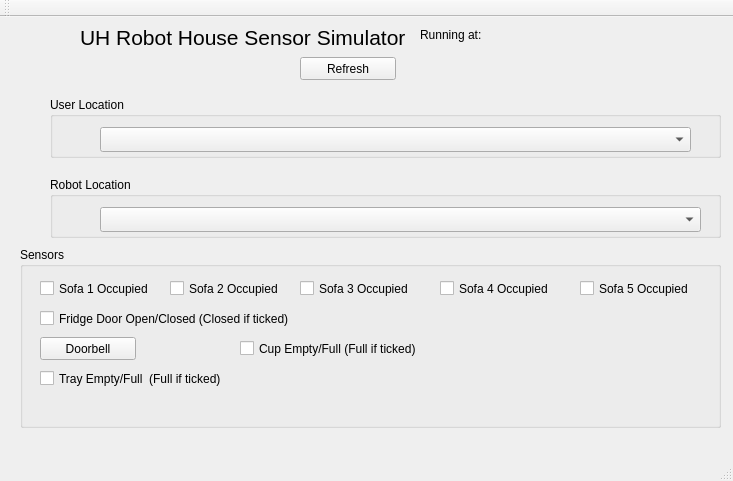
Old version of the form SensorSim-UH/mainwindow.ui in the repository uh-klk/accompany.
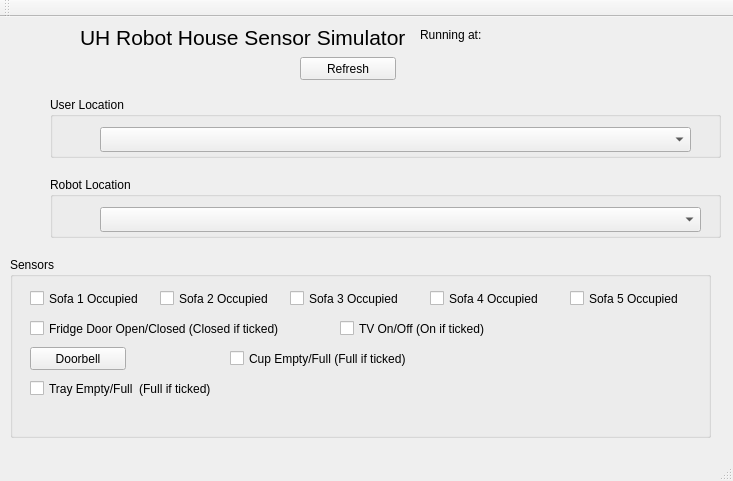
New version of the form.

```diff
--- a/SensorSim-UH/mainwindow.ui
+++ b/SensorSim-UH/mainwindow.ui
@@ -17,8 +17,8 @@
    <widget class="QGroupBox" name="groupBox_2">
     <property name="geometry">
      <rect>
-      <x>20</x>
-      <y>230</y>
+      <x>10</x>
+      <y>240</y>
       <width>701</width>
       <height>181</height>
      </rect>
@@ -143,6 +143,19 @@
       <string>Sofa 5 Occupied</string>
      </property>
     </widget>
+    <widget class="QCheckBox" name="TVCheckBox">
+     <property name="geometry">
+      <rect>
+       <x>330</x>
+       <y>60</y>
+       <width>181</width>
+       <height>23</height>
+      </rect>
+     </property>
+     <property name="text">
+      <string>TV On/Off (On if ticked)</string>
+     </property>
+    </widget>
    </widget>
    <widget class="QGroupBox" name="groupBox_9">
     <property name="geometry">
```
